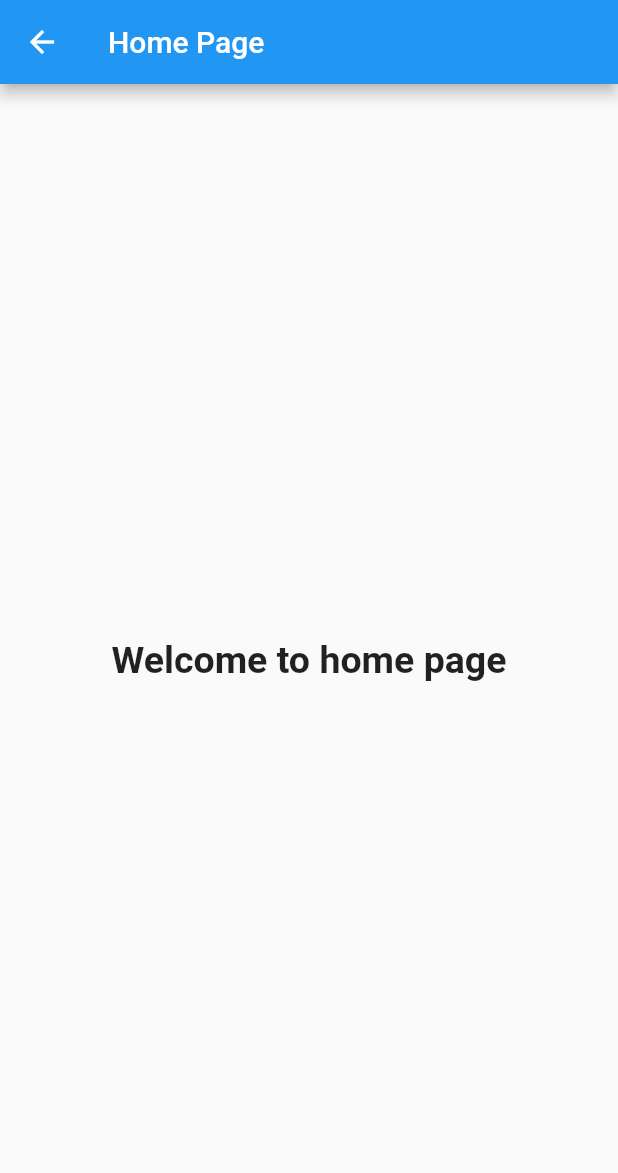
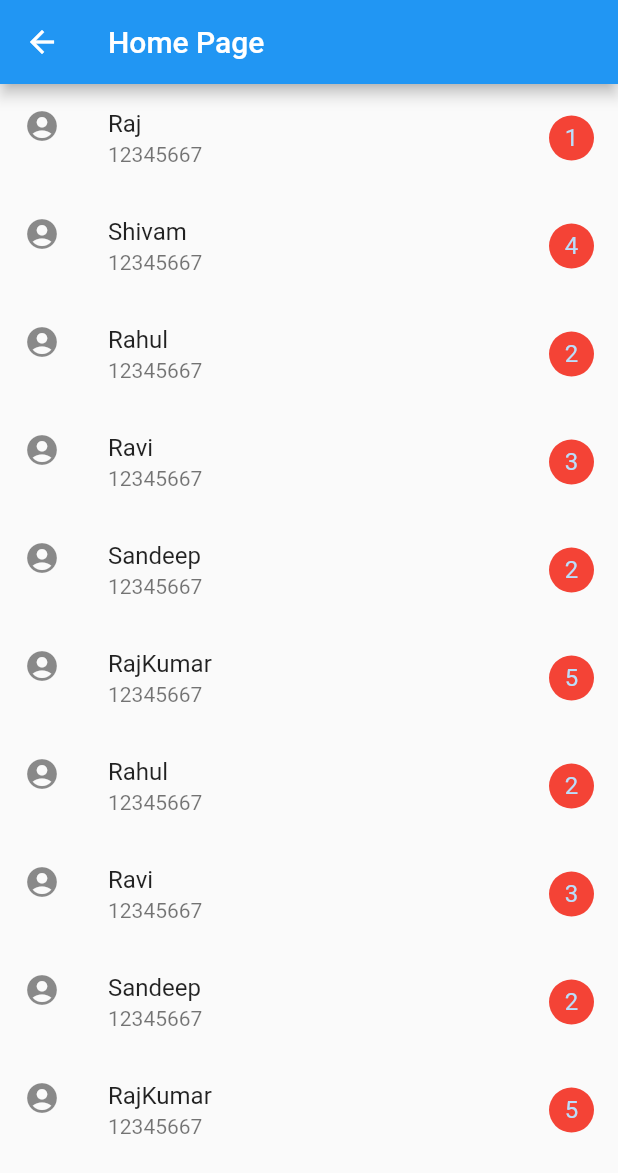
Before and after one commit to sandeep243123/multipageApp, a Flutter app: the screen it shows after launch, after a tap on "next", on a phone screen of 412 x 824 dp. Shown: the top 1173 px of the screen. Run offline on Flutter 3.47's test engine with Material 2 defaults, Android fonts, the light colour scheme and no system bars.

Commit message:
"ListTile"

```diff
--- a/lib/main.dart
+++ b/lib/main.dart
@@ -21,10 +21,65 @@ class MyApp extends StatelessWidget {
   }
 }
 
-class MyHomePage extends StatelessWidget {
-  const MyHomePage({super.key, required this.title});
+class MyHomePage extends StatefulWidget {
+  @override
+  State<MyHomePage> createState() => _MyHomePageState();
+}
 
-  final String title;
+class _MyHomePageState extends State<MyHomePage> {
+  var arrData=[
+    {
+      'Name':'Raj',
+      'Phone':'12345667',
+      'unread':'1'
+    },
+    {
+      'Name':'Shivam',
+      'Phone':'12345667',
+      'unread':'4'
+    },
+    {
+      'Name':'Rahul',
+      'Phone':'12345667',
+      'unread':'2'
+    },
+    {
+      'Name':'Ravi',
+      'Phone':'12345667',
+      'unread':'3'
+    },
+    {
+      'Name':'Sandeep',
+      'Phone':'12345667',
+      'unread':'2'
+    },
+    {
+      'Name':'RajKumar',
+      'Phone':'12345667',
+      'unread':'5'
+    },
+    {
+      'Name':'Rahul',
+      'Phone':'12345667',
+      'unread':'2'
+    },
+    {
+      'Name':'Ravi',
+      'Phone':'12345667',
+      'unread':'3'
+    },
+    {
+      'Name':'Sandeep',
+      'Phone':'12345667',
+      'unread':'2'
+    },
+    {
+      'Name':'RajKumar',
+      'Phone':'12345667',
+      'unread':'5'
+    },
+
+  ];
 
   @override
   Widget build(BuildContext context) {
@@ -33,19 +88,22 @@ class MyHomePage extends StatelessWidget {
       appBar: AppBar(
         title: Text('Home Page'),
       ),
-      body: Column(
-        mainAxisAlignment: MainAxisAlignment.center,
-        children: [
-          Center(
-              child: Text('Welcome to home page',
-              style: TextStyle(
-                fontSize: 25,
-                fontWeight: FontWeight.bold
-              ),
-              ))
-        ],
+      body: Container(
+        child: ListView (
+          children: arrData.map((value)=>
+            ListTile(
+            leading:Icon(Icons.account_circle),
+            title: Text(value['Name'].toString()),
+              subtitle: Text(value['Phone'].toString()),
+              trailing: CircleAvatar(
+                  radius: 15,
+                  backgroundColor: Colors.red,
+                  child: Text(value['unread'].toString())),
+
+            )
+           ).toList(),
+        ),
       ),
     );
   }
-
 }
--- a/lib/newPage.dart
+++ b/lib/newPage.dart
@@ -3,17 +3,20 @@ import 'package:flutter/material.dart';
 import 'package:multipage/main.dart';
 
 class newPage extends StatelessWidget{
+  const newPage({super.key});
+
   @override
   Widget build(BuildContext context) {
     // TODO: implement build
     return Scaffold(
       appBar: AppBar(
-        title: Text('New page'),
+        backgroundColor: Colors.orange,
+        title: const Text('New page'),
       ),
       body: Column(
         mainAxisAlignment: MainAxisAlignment.center,
         children: [
-          Center(
+          const Center(
             child: Text('Click to new Page',
             style: TextStyle(
               fontSize: 25,
@@ -22,14 +25,14 @@ class newPage extends StatelessWidget{
             ),
             ),
           ),
-          SizedBox(
+          const SizedBox(
             height: 11,
           ),
           ElevatedButton(onPressed: (){
-            Navigator.push(context,MaterialPageRoute(builder: (context)=>MyHomePage(title: 'hello',),
+            Navigator.push(context,MaterialPageRoute(builder: (context)=>MyHomePage(),
             )
             );
-          }, child: Text('next')),
+          }, child: const Text('next')),
 
         ],
       )
```
